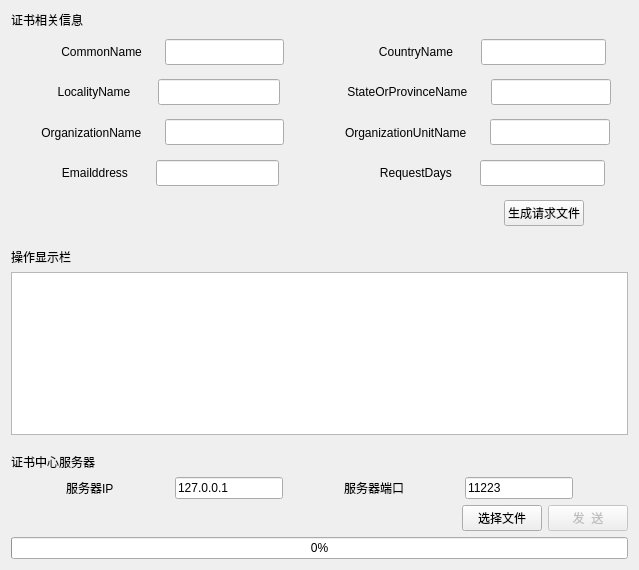
Before: the Qt Designer form new version/CAClient/CAClient/mainwindow.ui in zengrx/openssl_ca, drawn with Qt 5.
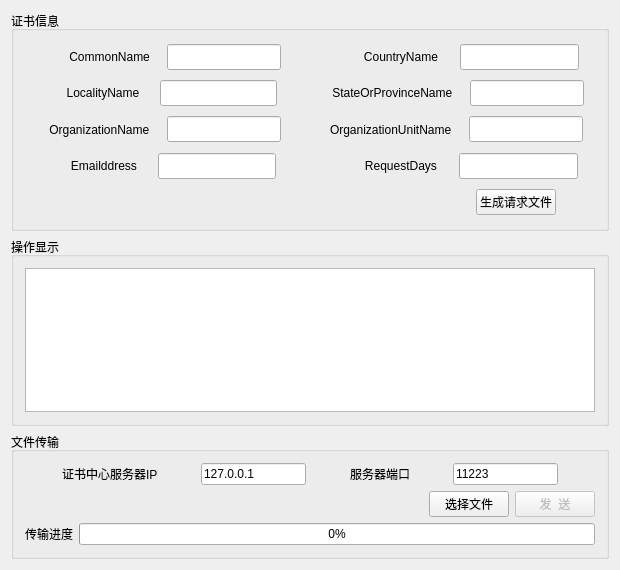
After: the same form once the commit is applied. Icons and pictures are not drawn.

Commit message: 更新布局

```diff
--- a/new version/CAClient/CAClient/mainwindow.ui
+++ b/new version/CAClient/CAClient/mainwindow.ui
@@ -6,7 +6,7 @@
    <rect>
     <x>0</x>
     <y>0</y>
-    <width>639</width>
+    <width>620</width>
     <height>570</height>
    </rect>
   </property>
@@ -20,12 +20,11 @@
   <widget class="QWidget" name="centralWidget">
    <layout class="QVBoxLayout" name="verticalLayout">
     <item>
-     <widget class="QLabel" name="label_12">
-      <property name="text">
-       <string>证书相关信息</string>
+     <widget class="QGroupBox" name="groupBox_2">
+      <property name="title">
+       <string>证书信息</string>
       </property>
-     </widget>
-    </item>
+      <layout class="QHBoxLayout" name="horizontalLayout_13">
     <item>
      <layout class="QGridLayout" name="gridLayout">
       <item row="0" column="2">
@@ -683,6 +682,9 @@
       </item>
      </layout>
     </item>
+      </layout>
+     </widget>
+    </item>
     <item>
      <spacer name="verticalSpacer">
       <property name="orientation">
@@ -697,15 +699,17 @@
      </spacer>
     </item>
     <item>
-     <widget class="QLabel" name="label_11">
-      <property name="text">
-       <string>操作显示栏</string>
+     <widget class="QGroupBox" name="groupBox">
+      <property name="title">
+       <string>操作显示</string>
       </property>
-     </widget>
-    </item>
+      <layout class="QHBoxLayout" name="horizontalLayout_11">
     <item>
      <widget class="QTextBrowser" name="textBrowser"/>
     </item>
+      </layout>
+     </widget>
+    </item>
     <item>
      <spacer name="verticalSpacer_6">
       <property name="orientation">
@@ -720,12 +724,11 @@
      </spacer>
     </item>
     <item>
-     <widget class="QLabel" name="label_13">
-      <property name="text">
-       <string>证书中心服务器</string>
+     <widget class="QGroupBox" name="groupBox_3">
+      <property name="title">
+       <string>文件传输</string>
       </property>
-     </widget>
-    </item>
+      <layout class="QHBoxLayout" name="horizontalLayout_14">
     <item>
      <layout class="QVBoxLayout" name="verticalLayout_2">
       <item>
@@ -746,7 +749,7 @@
         <item>
          <widget class="QLabel" name="label_9">
           <property name="text">
-           <string>服务器IP</string>
+              <string>证书中心服务器IP</string>
           </property>
          </widget>
         </item>
@@ -860,6 +863,15 @@
        </layout>
       </item>
       <item>
+          <layout class="QHBoxLayout" name="horizontalLayout_15">
+           <item>
+            <widget class="QLabel" name="label_11">
+             <property name="text">
+              <string>传输进度</string>
+             </property>
+            </widget>
+           </item>
+           <item>
        <widget class="QProgressBar" name="progressBar">
         <property name="value">
          <number>0</number>
@@ -869,6 +881,11 @@
      </layout>
     </item>
    </layout>
+       </item>
+      </layout>
+     </widget>
+    </item>
+   </layout>
   </widget>
   <widget class="QMenuBar" name="menuBar">
    <property name="geometry">
```
Left out of the diff: 3 changed lines with no effect on the pictures. Lines whose indentation alone changed are shown as unchanged. The commit also changes 2 other files.
